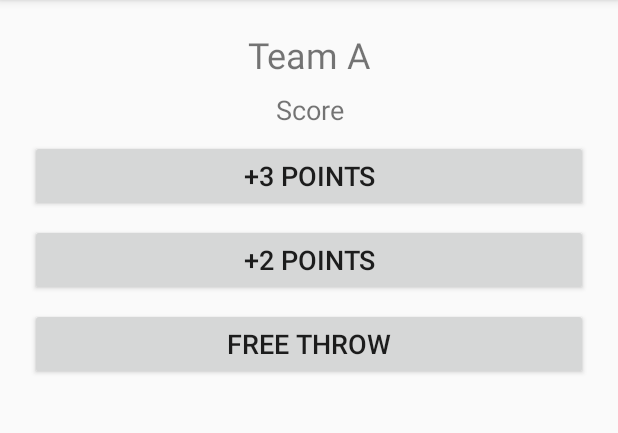
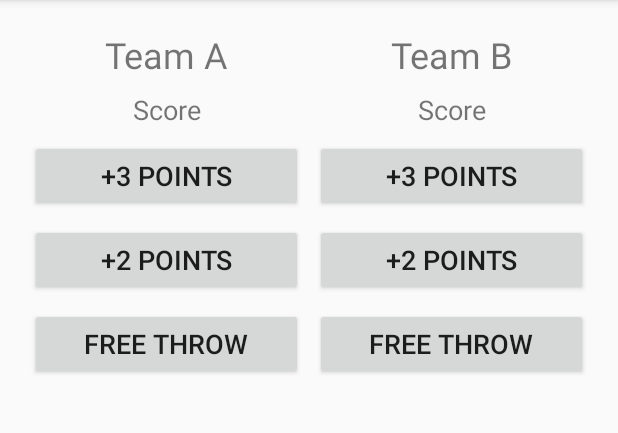
Before and after one commit to estcla/court-counter, an Android app: the screen it shows after launch (MainActivity), on a phone screen of 412 x 824 dp, the part 84-517 px from its top. Run offline under Robolectric (Android 15) with nearby library versions, the phone set to English and light mode, and no system bars.

Commit message:
Add Team B.

```diff
--- a/app/src/main/java/la/estc/courtcounter/MainActivity.java
+++ b/app/src/main/java/la/estc/courtcounter/MainActivity.java
@@ -7,7 +7,8 @@ import android.widget.TextView;
 
 public class MainActivity extends AppCompatActivity {
 
-    int score = 0;
+    int score_a = 0;
+    int score_b = 0;
 
     @Override
     protected void onCreate(Bundle savedInstanceState) {
@@ -25,22 +26,50 @@ public class MainActivity extends AppCompatActivity {
     }
 
     /**
-     * Adds three points to the score.
+     * Displays the given score for Team B.
+     */
+    public void displayForTeamB(int score) {
+        TextView scoreView = (TextView) findViewById(R.id.team_b_score);
+        scoreView.setText(String.valueOf(score));
+    }
+
+
+    /**
+     * Adds x amount of points to the score for Team A.
      */
 
-    public void addThree(View view) {
-        score += 3;
-        displayForTeamA(score);
+    public void addThreeA(View view) {
+        score_a += 3;
+        displayForTeamA(score_a);
     }
 
-    public void addTwo(View view) {
-        score += 2;
-        displayForTeamA(score);
+    public void addTwoA(View view) {
+        score_a += 2;
+        displayForTeamA(score_a);
     }
 
-    public void freeThrow(View view) {
-        score += 1;
-        displayForTeamA(score);
+    public void freeThrowA(View view) {
+        score_a += 1;
+        displayForTeamA(score_a);
     }
 
+
+    /**
+     * Adds x amount of points to the score for Team B.
+     */
+
+    public void addThreeB(View view) {
+        score_b += 3;
+        displayForTeamB(score_b);
+    }
+
+    public void addTwoB(View view) {
+        score_b += 2;
+        displayForTeamB(score_b);
+    }
+
+    public void freeThrowB(View view) {
+        score_b += 1;
+        displayForTeamB(score_b);
+    }
 }
--- a/app/src/main/res/layout/activity_main.xml
+++ b/app/src/main/res/layout/activity_main.xml
@@ -1,14 +1,27 @@
 <?xml version="1.0" encoding="utf-8"?>
-<LinearLayout xmlns:android="http://schemas.android.com/apk/res/android"
+<RelativeLayout xmlns:android="http://schemas.android.com/apk/res/android"
     xmlns:tools="http://schemas.android.com/tools"
     android:layout_width="match_parent"
     android:layout_height="match_parent"
-    android:orientation="vertical"
     android:paddingBottom="@dimen/activity_vertical_margin"
     android:paddingLeft="@dimen/activity_horizontal_margin"
     android:paddingRight="@dimen/activity_horizontal_margin"
     android:paddingTop="@dimen/activity_vertical_margin"
     tools:context="la.estc.courtcounter.MainActivity">
+
+    <LinearLayout
+        android:layout_width="match_parent"
+        android:layout_height="wrap_content"
+        android:baselineAligned="false"
+        android:orientation="horizontal"
+        android:weightSum="2">
+
+        <LinearLayout
+            android:layout_width="0dp"
+            android:layout_height="wrap_content"
+            android:layout_weight="1"
+            android:baselineAligned="false"
+            android:orientation="vertical">
 
             <TextView
                 android:layout_width="match_parent"
@@ -28,34 +41,93 @@
                 android:textSize="18sp" />
 
             <Button
-        android:id="@+id/plus_three"
+                android:id="@+id/add_three_a"
                 android:layout_width="match_parent"
                 android:layout_height="wrap_content"
                 android:layout_margin="4dp"
                 android:minHeight="48dp"
+                android:onClick="addThreeA"
                 android:padding="4dp"
                 android:text="+3 Points"
-        android:textSize="18sp"
-        android:onClick="addThree"/>
+                android:textSize="18sp" />
 
             <Button
-        android:id="@+id/plus_two"
+                android:id="@+id/add_two_a"
                 android:layout_width="match_parent"
                 android:layout_height="wrap_content"
                 android:layout_margin="4dp"
+                android:onClick="addTwoA"
                 android:padding="4dp"
                 android:text="+2 Points"
-        android:textSize="18sp"
-        android:onClick="addTwo"/>
+                android:textSize="18sp" />
 
             <Button
-        android:id="@+id/free_throw"
+                android:id="@+id/free_throw_a"
                 android:layout_width="match_parent"
                 android:layout_height="wrap_content"
                 android:layout_margin="4dp"
+                android:onClick="freeThrowA"
                 android:padding="4dp"
                 android:text="Free Throw"
-        android:textSize="18sp"
-        android:onClick="freeThrow"/>
+                android:textSize="18sp" />
+        </LinearLayout>
+
+
+        <LinearLayout
+            android:layout_width="0dp"
+            android:layout_height="wrap_content"
+            android:layout_weight="1"
+            android:baselineAligned="false"
+            android:orientation="vertical">
+
+            <TextView
+                android:layout_width="match_parent"
+                android:layout_height="wrap_content"
+                android:gravity="center"
+                android:padding="4dp"
+                android:text="Team B"
+                android:textSize="24sp" />
+
+            <TextView
+                android:id="@+id/team_b_score"
+                android:layout_width="match_parent"
+                android:layout_height="wrap_content"
+                android:gravity="center"
+                android:padding="4dp"
+                android:text="Score"
+                android:textSize="18sp" />
+
+            <Button
+                android:id="@+id/add_three_b"
+                android:layout_width="match_parent"
+                android:layout_height="wrap_content"
+                android:layout_margin="4dp"
+                android:onClick="addThreeB"
+                android:padding="4dp"
+                android:text="+3 Points"
+                android:textSize="18sp" />
+
+            <Button
+                android:id="@+id/add_two_b"
+                android:layout_width="match_parent"
+                android:layout_height="wrap_content"
+                android:layout_margin="4dp"
+                android:onClick="addTwoB"
+                android:padding="4dp"
+                android:text="+2 Points"
+                android:textSize="18sp" />
+
+            <Button
+                android:id="@+id/free_throw_b"
+                android:layout_width="match_parent"
+                android:layout_height="wrap_content"
+                android:layout_margin="4dp"
+                android:onClick="freeThrowB"
+                android:padding="4dp"
+                android:text="Free Throw"
+                android:textSize="18sp" />
+        </LinearLayout>
 
     </LinearLayout>
+
+</RelativeLayout>
```
Lines whose indentation alone changed are shown as unchanged.
